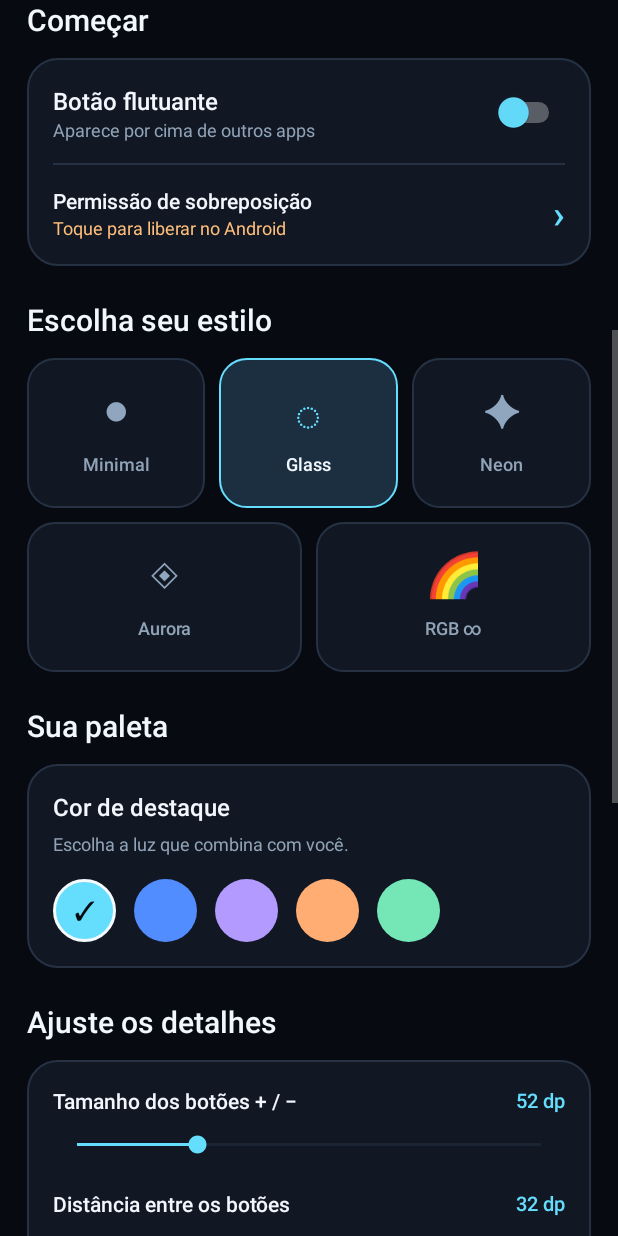
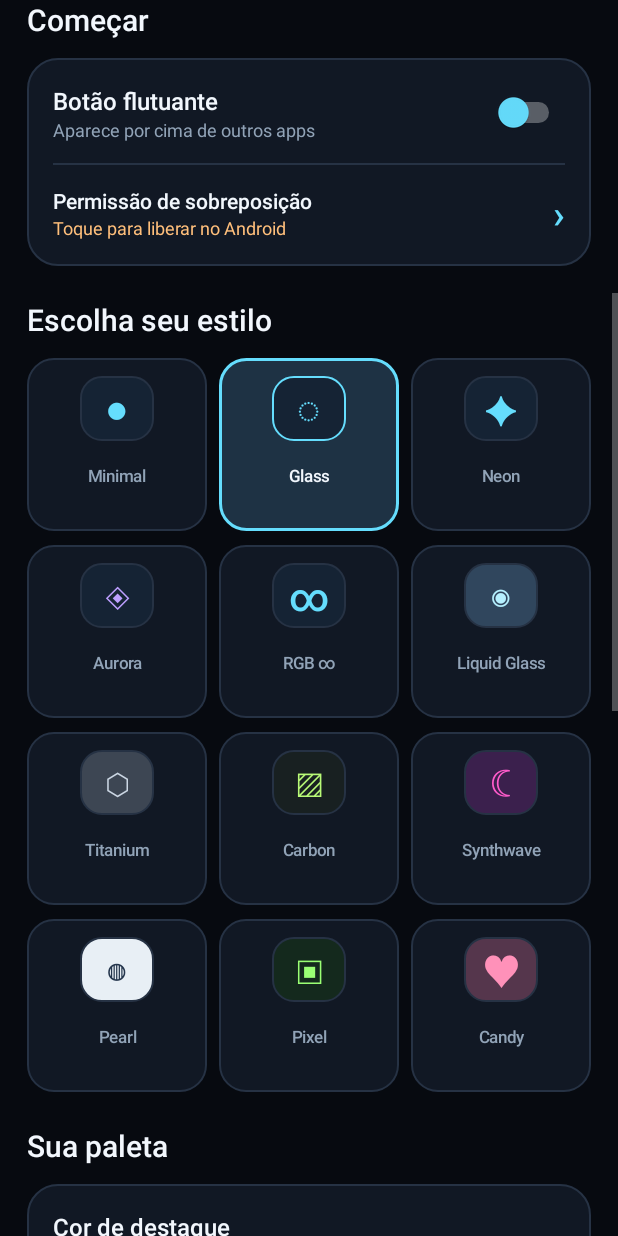
Before and after one commit to helbermoura2/cena-downloads, an Android app: the screen it shows after launch (MainActivity), scrolled down 576 dp, on a phone screen of 412 x 824 dp. Run offline under Robolectric (Android 15) with nearby library versions, the phone set to English and light mode, and no system bars.

Commit message:
feat(nivo): seletor de 12 designs com miniaturas em grade

```diff
--- a/volume-assistido/app/src/main/java/br/com/nivo/volume/MainActivity.java
+++ b/volume-assistido/app/src/main/java/br/com/nivo/volume/MainActivity.java
@@ -88,7 +88,7 @@ public class MainActivity extends Activity {
         TextView logo=Ui.text(this,"N I V O",17,Prefs.TEXT,true);logo.setLetterSpacing(.14f);
         names.addView(logo);names.addView(Ui.text(this,"CONTROLE DE VOLUME",10,Prefs.MUTED,true));
         brand.addView(names,new LinearLayout.LayoutParams(0,-2,1));
-        TextView tag=Ui.text(this,"v0.3",11,a(),true);
+        TextView tag=Ui.text(this,"v0.4",11,a(),true);
         tag.setPadding(d(12),d(7),d(12),d(7));tag.setBackground(Ui.rounded(0xFF182D3B,d(40),0,0));
         brand.addView(tag);
         root.addView(brand);
@@ -131,31 +131,47 @@ public class MainActivity extends Activity {
         start.addView(permRow);root.addView(start);
 
         h(root,"Escolha seu estilo");
-        // Duas linhas evitam esmagar a interface em celulares estreitos.
-        String[] labels={"Minimal","Glass","Neon","Aurora","RGB ∞"};
-        String[] marks={"●","◌","✦","◈","🌈"};
-        for(int rowIndex=0;rowIndex<2;rowIndex++){
+        // Cada card representa um acabamento real do overlay, não só uma troca de cor.
+        final int cols=3;
+        final int rows=(ThemeStyles.NAMES.length+cols-1)/cols;
+        for(int rowIndex=0;rowIndex<rows;rowIndex++){
             LinearLayout styles=Ui.row(this);
-        for(int colIndex=0;colIndex<3;colIndex++){
-            int n=rowIndex*3+colIndex;
-            if(n>=labels.length) break;
+            for(int colIndex=0;colIndex<cols;colIndex++){
+                int n=rowIndex*cols+colIndex;
+                if(n>=ThemeStyles.NAMES.length)break;
                 final int style=n;
                 boolean selected=Prefs.integer(this,"style",1)==n;
+                int tint=ThemeStyles.highlight(n,a());
                 LinearLayout item=Ui.column(this);
-            item.setPadding(d(9),d(14),d(9),d(12));item.setGravity(Gravity.CENTER_HORIZONTAL);
-            int bg= selected?0xFF1C2F41:Prefs.SURFACE;
-            item.setBackground(Ui.rounded(bg,d(18),selected?a():Prefs.OUTLINE,d(1)));
-            TextView mark=Ui.text(this,marks[n],29,selected?a():0xFF8FA6BE,true);mark.setGravity(Gravity.CENTER);
-            item.addView(mark,lp(-1,40));
-            item.addView(Ui.gap(this,8));
-            TextView name=Ui.text(this,labels[n],12,selected?Prefs.TEXT:Prefs.MUTED,true);
-            name.setGravity(Gravity.CENTER);item.addView(name);
-            LinearLayout.LayoutParams ip=new LinearLayout.LayoutParams(0,d(100),1);
-            if(colIndex>0)ip.leftMargin=d(9);styles.addView(item,ip);
-            item.setOnClickListener(v->{Prefs.put(this,"style",style);refreshService();rebuild(scroll.getScrollY());});
+                item.setPadding(d(7),d(12),d(7),d(12));
+                item.setGravity(Gravity.CENTER_HORIZONTAL);
+                item.setBackground(Ui.rounded(selected?0xFF1E3244:Prefs.SURFACE,
+                    d(17),selected?tint:Prefs.OUTLINE,d(selected?2:1)));
+                TextView mark=Ui.text(this,ThemeStyles.SYMBOLS[n],26,
+                    n==9?0xFF24354C:tint,true);
+                mark.setGravity(Gravity.CENTER);
+                mark.setBackground(Ui.rounded(ThemeStyles.tileBg(n),d(14),
+                    selected?tint:Prefs.OUTLINE,d(1)));
+                item.addView(mark,lp(49,43));
+                item.addView(Ui.gap(this,7));
+                TextView name=Ui.text(this,ThemeStyles.NAMES[n],11,
+                    selected?Prefs.TEXT:Prefs.MUTED,true);
+                name.setGravity(Gravity.CENTER);
+                name.setSingleLine(false);
+                name.setMaxLines(2);
+                item.addView(name,lp(-1,32));
+                LinearLayout.LayoutParams ip=new LinearLayout.LayoutParams(0,d(115),1);
+                if(colIndex>0)ip.leftMargin=d(8);
+                styles.addView(item,ip);
+                item.setOnClickListener(v->{
+                    int y=scroll.getScrollY();
+                    Prefs.put(this,"style",style);
+                    refreshService();
+                    rebuild(y);
+                });
             }
             root.addView(styles);
-        if(rowIndex==0)root.addView(Ui.gap(this,9));
+            if(rowIndex<rows-1)root.addView(Ui.gap(this,9));
         }
 
         h(root,"Sua paleta");
```
Lines whose indentation alone changed are shown as unchanged.
